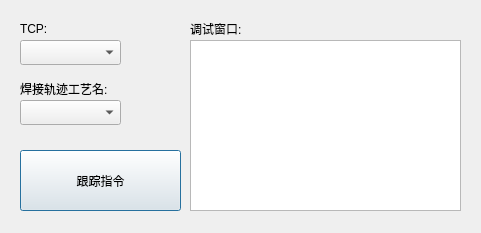
qubo188612/qtwelding, file keytracingdlg.ui: the form before one commit.
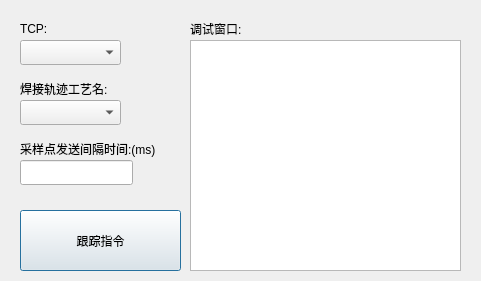
The form after the commit.

What changed in the file:
```diff
--- a/keytracingdlg.ui
+++ b/keytracingdlg.ui
@@ -7,7 +7,7 @@
     <x>0</x>
     <y>0</y>
     <width>481</width>
-    <height>233</height>
+    <height>281</height>
    </rect>
   </property>
   <property name="windowTitle">
@@ -50,7 +50,7 @@
    <property name="geometry">
     <rect>
      <x>20</x>
-     <y>150</y>
+     <y>210</y>
      <width>161</width>
      <height>61</height>
     </rect>
@@ -91,7 +91,30 @@
      <x>190</x>
      <y>40</y>
      <width>271</width>
-     <height>171</height>
+     <height>231</height>
+    </rect>
+   </property>
+  </widget>
+  <widget class="QLabel" name="label_4">
+   <property name="geometry">
+    <rect>
+     <x>20</x>
+     <y>140</y>
+     <width>171</width>
+     <height>17</height>
+    </rect>
+   </property>
+   <property name="text">
+    <string>采样点发送间隔时间:(ms)</string>
+   </property>
+  </widget>
+  <widget class="QLineEdit" name="timelineEdit">
+   <property name="geometry">
+    <rect>
+     <x>20</x>
+     <y>160</y>
+     <width>113</width>
+     <height>25</height>
     </rect>
    </property>
   </widget>
```
